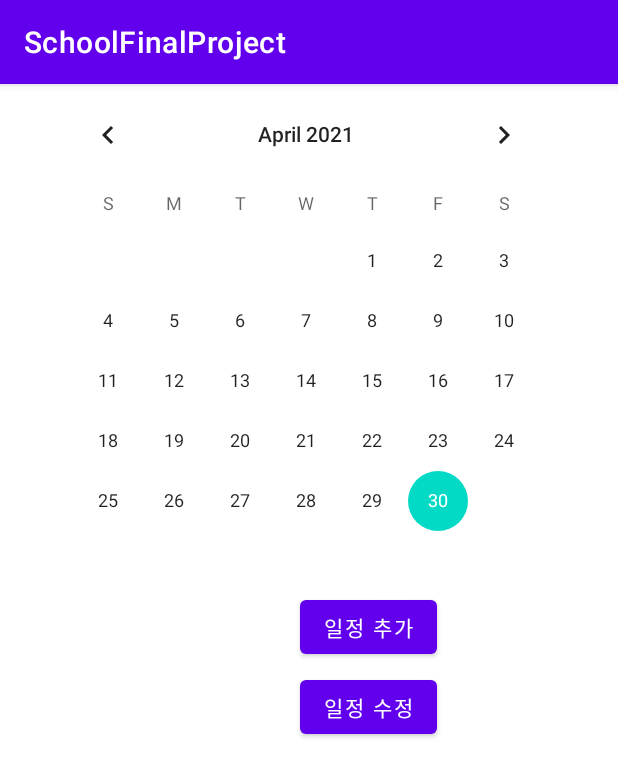
After one commit to dbdmsdn10/SchollFinalProject, an Android app: the MainCalendar screen opened directly, with no data from a screen before it, on a phone screen of 412 x 824 dp. The commit adds this screen. Shown: the top 777 px of the screen. Run offline under Robolectric (Android 15) with nearby library versions, the phone set to English and light mode, and no system bars.

Commit message:
캘린더 관련 내용 추가 했습니다

```diff
--- a/app/src/main/AndroidManifest.xml
+++ b/app/src/main/AndroidManifest.xml
@@ -17,6 +17,7 @@
         <activity android:name=".StopWatch" />
         <activity android:name=".Home" />
         <activity android:name=".Logup"></activity>
+
         <activity android:name=".Login">
             <intent-filter>
                 <action android:name="android.intent.action.MAIN" />
@@ -31,6 +32,11 @@
         <activity android:name=".MainActivity">
 
         </activity>
+
+        <!--김무현 일정 관련 추가-->
+        <activity android:name=".MainCalendar"/>
+        <activity android:name=".AddCalendar"/>
+        <activity android:name=".EditCalendar"/>
     </application>
 
 </manifest>
--- a/app/src/main/java/com/example/schoolfinalproject/Home.java
+++ b/app/src/main/java/com/example/schoolfinalproject/Home.java
@@ -35,6 +35,10 @@ public class Home extends AppCompatActivity {
                 intent=new Intent(Home.this, GraphScreen.class);
                 startActivity(intent);
                 break;
+            case R.id.btnCalendar://김무현 추가
+                intent=new Intent(Home.this, MainCalendar.class);
+                startActivity(intent);
+                break;
         }
     }
 }
--- /dev/null
+++ b/app/src/main/java/com/example/schoolfinalproject/MainCalendar.java
@@ -0,0 +1,49 @@
+package com.example.schoolfinalproject;
+
+import android.content.Intent;
+import android.os.Bundle;
+import android.view.View;
+import android.widget.Button;
+import android.widget.Toast;
+
+import androidx.appcompat.app.AppCompatActivity;
+
+public class MainCalendar extends AppCompatActivity
+{
+    Button addSchedule;
+    Button editSchedule;
+
+    protected void onCreate(Bundle savedInstanceState)
+    {
+        super.onCreate(savedInstanceState);
+        setContentView(R.layout.activity_main_calendar);
+
+        addSchedule =  (Button)findViewById(R.id.btnAddSchedule);
+        editSchedule = (Button)findViewById(R.id.btnEditSchedule);
+
+        Toast.makeText(getApplicationContext(),"캘린더 화면", Toast.LENGTH_SHORT).show();
+
+        addSchedule.setOnClickListener(click);
+        editSchedule.setOnClickListener(click);
+    }
+
+    public View.OnClickListener click = new View.OnClickListener()
+    {
+        Intent intent;
+        @Override
+        public void onClick(View view)
+        {
+            switch(view.getId())
+            {
+                case R.id.btnAddSchedule:
+                    intent = new Intent(MainCalendar.this, AddCalendar.class);
+                    startActivity(intent);
+                    break;
+                case R.id.btnEditSchedule:
+                    intent = new Intent(MainCalendar.this, EditCalendar.class);
+                    startActivity(intent);
+                    break;
+            }
+        }
+    };
+}
--- /dev/null
+++ b/app/src/main/res/layout/activity_main_calendar.xml
@@ -0,0 +1,35 @@
+<?xml version="1.0" encoding="utf-8"?>
+<LinearLayout xmlns:android="http://schemas.android.com/apk/res/android"
+    android:layout_width="match_parent"
+    android:layout_height="match_parent"
+    android:orientation="vertical"
+    >
+
+    <CalendarView
+        android:layout_width="wrap_content"
+        android:layout_height="wrap_content"
+        android:layout_marginLeft="30dp" />
+
+    <LinearLayout
+        android:layout_width="match_parent"
+        android:layout_height="wrap_content"
+        android:orientation="vertical">
+
+        <Button
+            android:id="@+id/btnAddSchedule"
+            android:layout_width="wrap_content"
+            android:layout_height="wrap_content"
+            android:layout_marginLeft="200dp"
+            android:layout_marginBottom="5dp"
+            android:text="일정 추가"/>
+
+        <Button
+            android:id="@+id/btnEditSchedule"
+            android:layout_width="wrap_content"
+            android:layout_height="wrap_content"
+            android:layout_marginLeft="200dp"
+            android:text="일정 수정"/>
+
+    </LinearLayout>
+
+</LinearLayout>
```
Also changed, not shown: app/src/main/java/com/example/schoolfinalproject/AddCalendar.java (added, +13 -0 lines), app/src/main/java/com/example/schoolfinalproject/EditCalendar.java (added, +13 -0 lines), app/src/main/res/layout/activity_add_calendar.xml (added, +14 -0 lines), app/src/main/res/layout/activity_edit_calendar.xml (added, +14 -0 lines), app/src/main/res/layout/activity_home.xml (+15 -0 lines).
